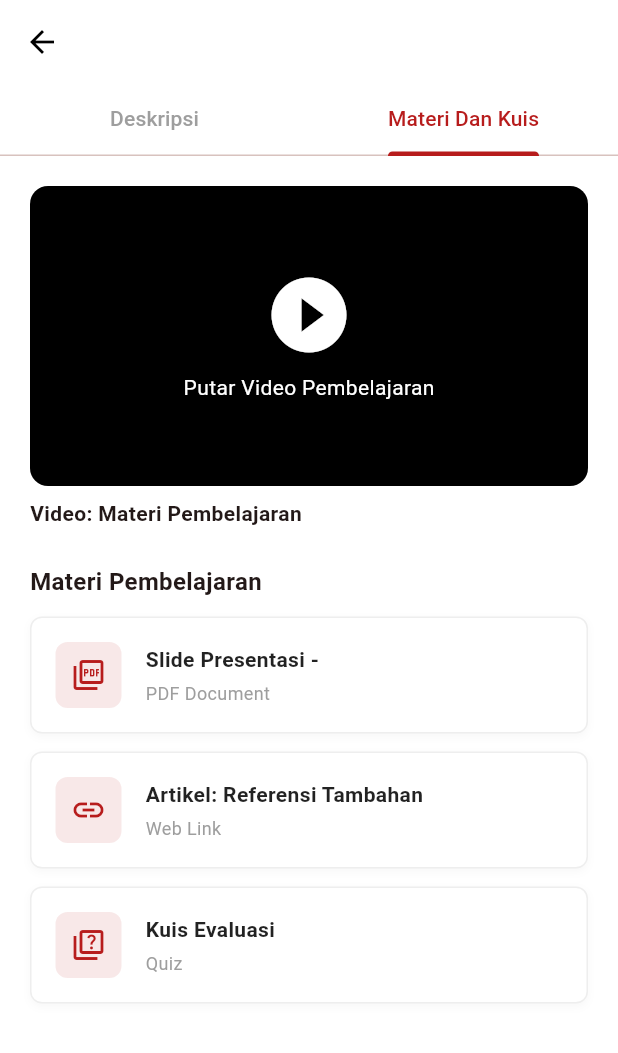
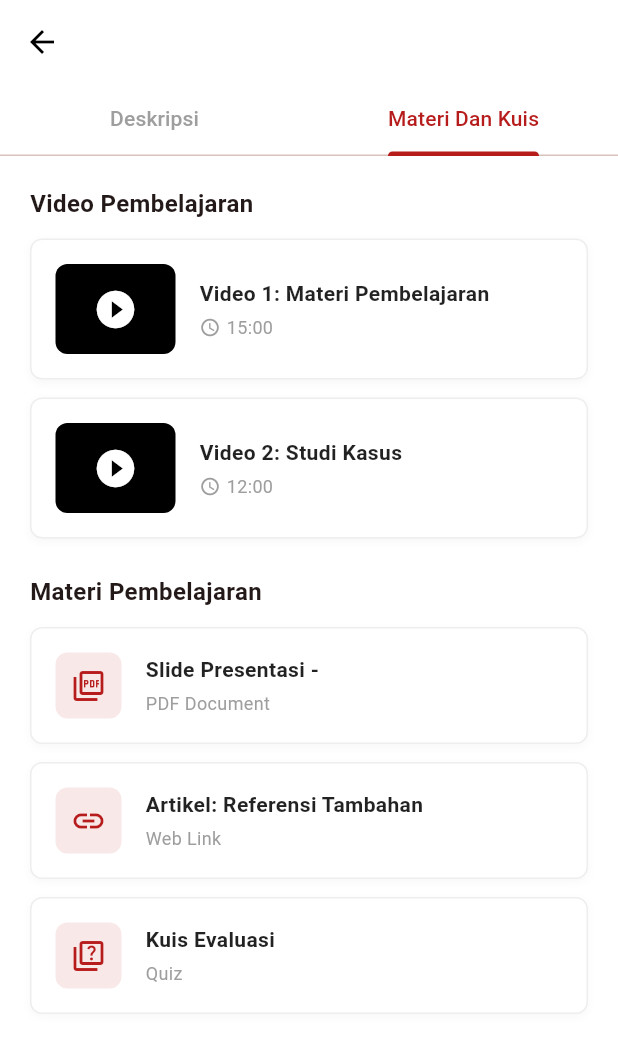
Before and after one commit to wlrmynt/celoe_lms, a Flutter app: the MeetingDetailScreen screen opened directly with empty values, tab 2 chosen, on a phone screen of 412 x 824 dp. Shown: the top 1053 px of the screen. Run offline on Flutter 3.47's test engine with Material 3 defaults, Android fonts, the phone set to English and light mode, and no system bars; our stand-ins replace file_picker.

Commit message:
Feat: Add multiple video materials per meeting

```diff
--- a/lib/screens/meeting_detail_screen.dart
+++ b/lib/screens/meeting_detail_screen.dart
@@ -163,37 +163,20 @@ class _MeetingDetailScreenState extends State<MeetingDetailScreen>
           ListView(
             padding: const EdgeInsets.all(20),
             children: [
-              // Main Video Area
-              GestureDetector(
-                onTap: () {
-                  ScaffoldMessenger.of(context).showSnackBar(
-                    const SnackBar(content: Text('Memutar Video Pembelajaran...')),
-                  );
-                },
-                child: Container(
-                  height: 200,
-                  decoration: BoxDecoration(
-                    color: Colors.black,
-                    borderRadius: BorderRadius.circular(12),
-                  ),
-                  alignment: Alignment.center,
-                  child: const Column(
-                    mainAxisAlignment: MainAxisAlignment.center,
-                     children: [
-                       Icon(Icons.play_circle_fill, color: Colors.white, size: 60),
-                       SizedBox(height: 8),
-                       Text('Putar Video Pembelajaran', style: TextStyle(color: Colors.white)),
-                     ],
-                  ),
-                ),
-              ),
-              const SizedBox(height: 8),
-              Text(
-                'Video: ${_getVideoTitle(widget.meetingTitle)}',
-                style: const TextStyle(fontWeight: FontWeight.bold),
-              ),
-              const SizedBox(height: 24),
+              const Text('Video Pembelajaran', style: TextStyle(fontWeight: FontWeight.bold, fontSize: 16)),
+              const SizedBox(height: 12),
 
+              // Multiple Video Items
+              ..._getMeetingVideos(widget.meetingTitle).map((video) {
+                return Column(
+                  children: [
+                    _buildVideoItem(video['title']!, video['duration']!),
+                    const SizedBox(height: 12),
+                  ],
+                );
+              }),
+
+              const SizedBox(height: 12),
               const Text('Materi Pembelajaran', style: TextStyle(fontWeight: FontWeight.bold, fontSize: 16)),
               const SizedBox(height: 12),
 
@@ -213,6 +196,80 @@ class _MeetingDetailScreenState extends State<MeetingDetailScreen>
             ],
           ),
         ],
+      ),
+    );
+  }
+
+  Widget _buildVideoItem(String title, String duration) {
+    return GestureDetector(
+      onTap: () {
+        ScaffoldMessenger.of(context).showSnackBar(
+          SnackBar(content: Text('Memutar: $title')),
+        );
+      },
+      child: Container(
+        padding: const EdgeInsets.all(16),
+        decoration: BoxDecoration(
+          color: Colors.white,
+          borderRadius: BorderRadius.circular(8),
+          border: Border.all(color: Colors.grey[200]!),
+          boxShadow: [
+            BoxShadow(
+              color: Colors.black.withOpacity(0.03),
+              blurRadius: 4,
+              offset: const Offset(0, 2),
+            ),
+          ],
+        ),
+        child: Row(
+          children: [
+            // Video thumbnail/icon
+            Container(
+              width: 80,
+              height: 60,
+              decoration: BoxDecoration(
+                color: Colors.black,
+                borderRadius: BorderRadius.circular(8),
+              ),
+              child: const Icon(
+                Icons.play_circle_fill,
+                color: Colors.white,
+                size: 30,
+              ),
+            ),
+            const SizedBox(width: 16),
+
+            Expanded(
+              child: Column(
+                crossAxisAlignment: CrossAxisAlignment.start,
+                children: [
+                  Text(
+                    title,
+                    style: const TextStyle(
+                      fontWeight: FontWeight.bold,
+                      fontSize: 14,
+                      color: Colors.black87,
+                    ),
+                  ),
+                  const SizedBox(height: 4),
+                  Row(
+                    children: [
+                      const Icon(Icons.access_time, size: 14, color: Colors.grey),
+                      const SizedBox(width: 4),
+                      Text(
+                        duration,
+                        style: const TextStyle(
+                          fontSize: 12,
+                          color: Colors.grey,
+                        ),
+                      ),
+                    ],
+                  ),
+                ],
+              ),
+            ),
+          ],
+        ),
       ),
     );
   }
@@ -328,6 +385,52 @@ class _MeetingDetailScreenState extends State<MeetingDetailScreen>
     return 'Materi Pembelajaran';
   }
 
+  List<Map<String, String>> _getMeetingVideos(String meetingTitle) {
+    // Return multiple videos based on meeting
+    if (meetingTitle.contains('Pengantar') || meetingTitle.contains('Pertemuan 1')) {
+      return [
+        {
+          'title': 'Video 1: Pengenalan UI Design',
+          'duration': '15:30',
+        },
+        {
+          'title': 'Video 2: Prinsip Dasar UI',
+          'duration': '12:45',
+        },
+        {
+          'title': 'Video 3: Studi Kasus UI Design',
+          'duration': '18:20',
+        },
+      ];
+    } else if (meetingTitle.contains('Pertemuan 2')) {
+      return [
+        {
+          'title': 'Video 1: Pengenalan Wireframing',
+          'duration': '14:15',
+        },
+        {
+          'title': 'Video 2: Tools untuk Wireframing',
+          'duration': '16:50',
+        },
+        {
+          'title': 'Video 3: Praktik Wireframing',
+          'duration': '20:30',
+        },
+      ];
+    } else {
+      return [
+        {
+          'title': 'Video 1: Materi Pembelajaran',
+          'duration': '15:00',
+        },
+        {
+          'title': 'Video 2: Studi Kasus',
+          'duration': '12:00',
+        },
+      ];
+    }
+  }
+
   List<Map<String, String>> _getMeetingMaterials(String meetingTitle) {
     // Dynamic content based on meeting title
     if (meetingTitle.contains('Pengantar') || meetingTitle.contains('Pertemuan 1')) {
```
